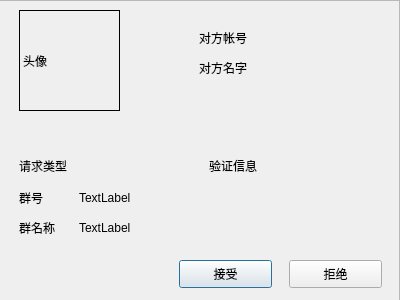
Qt form chat/acceptreq.ui (Snowball-Di/cs2021_qt_chat) before a commit.
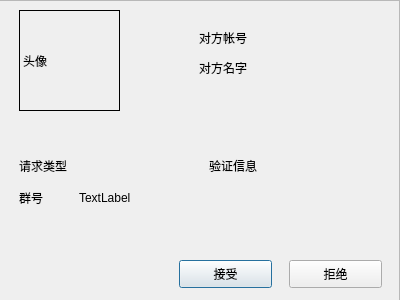
The same form after that commit.

What changed in the file:
```diff
--- a/chat/acceptreq.ui
+++ b/chat/acceptreq.ui
@@ -135,20 +135,7 @@
      <string>群号</string>
     </property>
    </widget>
-   <widget class="QLabel" name="label_2">
-    <property name="geometry">
-     <rect>
-      <x>20</x>
-      <y>220</y>
-      <width>51</width>
-      <height>16</height>
-     </rect>
-    </property>
-    <property name="text">
-     <string>群名称</string>
-    </property>
-   </widget>
-   <widget class="QLabel" name="label_3">
+   <widget class="QLabel" name="groupid">
     <property name="geometry">
      <rect>
       <x>80</x>
@@ -161,19 +148,6 @@
      <string>TextLabel</string>
     </property>
    </widget>
-   <widget class="QLabel" name="label_5">
-    <property name="geometry">
-     <rect>
-      <x>80</x>
-      <y>220</y>
-      <width>68</width>
-      <height>15</height>
-     </rect>
-    </property>
-    <property name="text">
-     <string>TextLabel</string>
-    </property>
-   </widget>
   </widget>
  </widget>
  <resources/>
```
Left out of the diff: 4 changed lines with no effect on the pictures.
